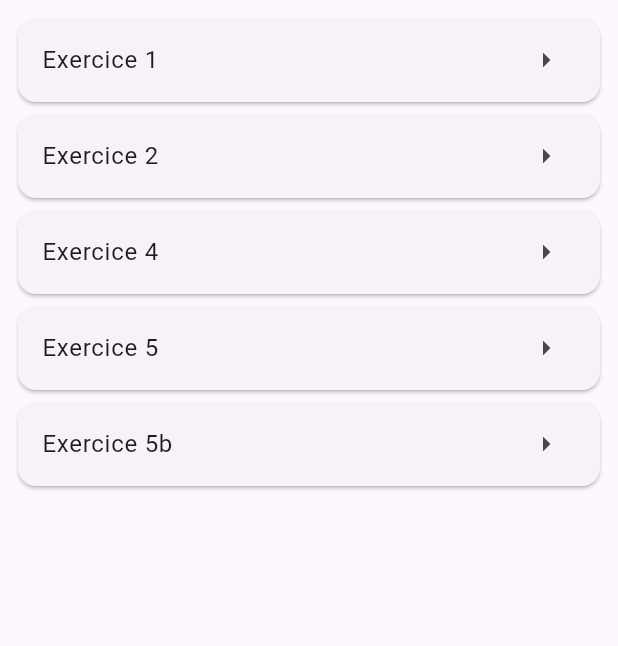
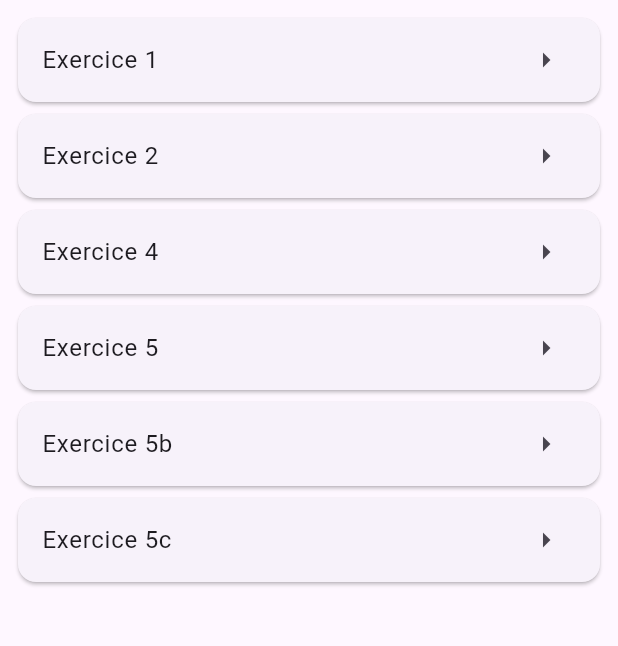
Before and after one commit to Gytan1/amse_tp2, a Flutter app: the screen it shows after launch, on a phone screen of 412 x 824 dp, the part 84-730 px from its top. Run offline on Flutter 3.47's test engine with Material 3 defaults, Android fonts, the light colour scheme and no system bars.

Commit message:
Exercice 5 complet

```diff
--- a/exercices/lib/homepage.dart
+++ b/exercices/lib/homepage.dart
@@ -1,3 +1,4 @@
+import 'package:exercices/pages/exercice5c.dart';
 import 'package:flutter/material.dart';
 import 'package:provider/provider.dart';
 import 'page_state.dart'; // Importez la classe PageState
@@ -37,6 +38,9 @@ class MyHomePage extends StatelessWidget {
       case 5:
         page = Exercie5bPage();
         break;
+      case 6:
+        page = Exercie5cPage();
+        break;
       default:
         page = MenuPage();
     }
--- a/exercices/lib/pages/exercice5b.dart
+++ b/exercices/lib/pages/exercice5b.dart
@@ -30,7 +30,7 @@ class Exercie5bPage extends StatelessWidget {
                 crossAxisSpacing: 10,
                 mainAxisSpacing: 10,
                 // Génération des widgets via la nouvelle méthode
-                children: Tile.tilesWidgetList('assets/images/meme.png', 3),
+                children: Tile.tilesWidgetList('assets/images/meme.png', gridSize),
               ),
             ),
           ),
--- a/exercices/lib/pages/menu.dart
+++ b/exercices/lib/pages/menu.dart
@@ -72,6 +72,17 @@ class MenuPage extends StatelessWidget {
                 },
               ),
             ),
+            Card(
+              child: ListTile(
+                trailing: const Icon(Icons.arrow_right_sharp),
+                title: const Text("Exercice 5c"),
+                onTap: () {
+                  pageState.setIndex(
+                    6,
+                  ); // Met à jour l'index pour afficher Exercice4Page
+                },
+              ),
+            ),
           ],
         );
       },
```
Also changed, not shown: exercices/lib/pages/exercice5c.dart (added, +58 -0 lines).
